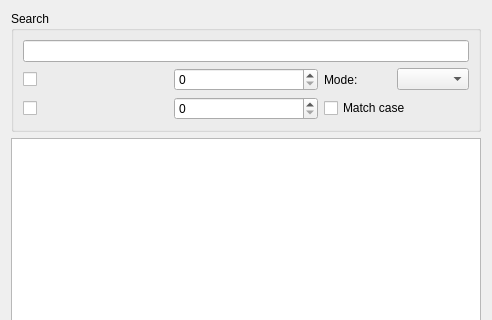
The window that fulltextsearch.ui (goldendict/goldendict) describes before a commit, drawn with Qt 5; both pictures show x 0 to 492 and y 0 to 320 of the 492 by 593 pixel window.
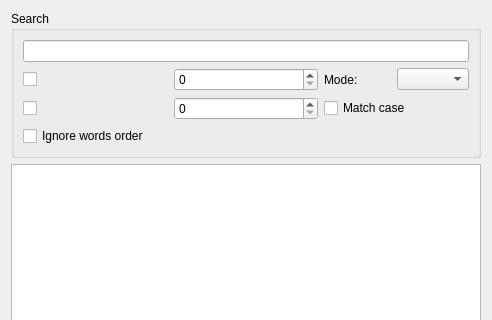
The same window after the commit.

Commit message: Add option to ignore words order while full-text search

```diff
--- a/fulltextsearch.ui
+++ b/fulltextsearch.ui
@@ -74,6 +74,13 @@
         </item>
        </layout>
       </item>
+      <item>
+       <widget class="QCheckBox" name="checkBoxIgnoreWordOrder">
+        <property name="text">
+         <string>Ignore words order</string>
+        </property>
+       </widget>
+      </item>
      </layout>
     </widget>
    </item>
```
The commit also changes 20 other files.
